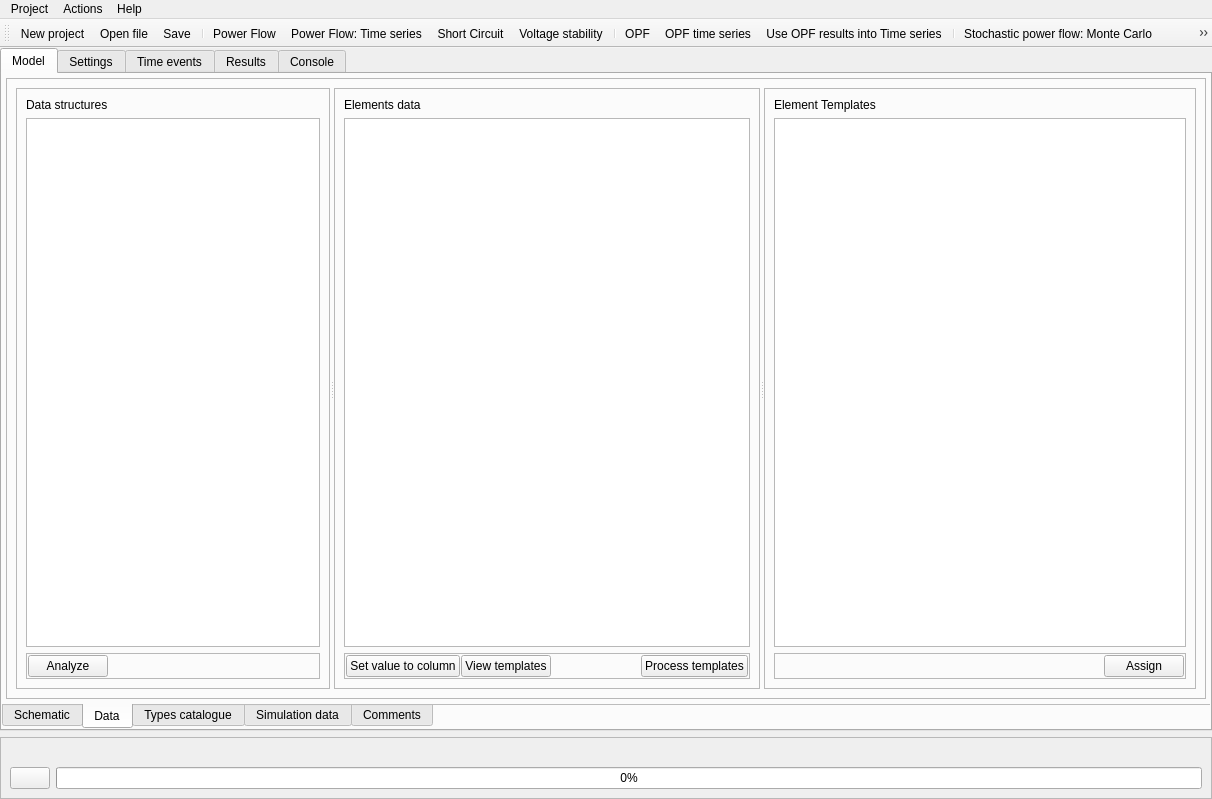
The window that src/GridCal/Gui/Main/MainWindow.ui (SanPen/GridCal) describes before a commit, drawn with Qt 5.
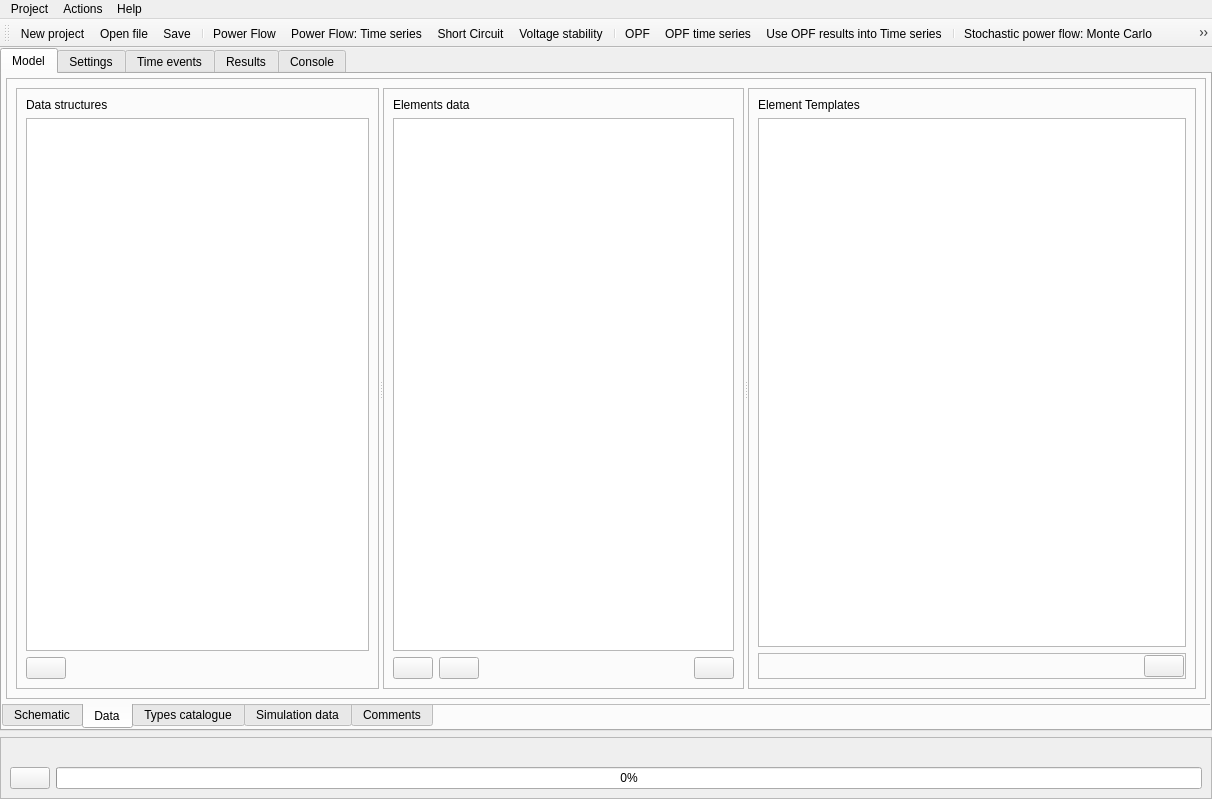
The same window after the commit. The open tabs and pages were chosen to show the change. Icons and pictures are not drawn. Custom widgets are drawn as their Qt base class.

Commit message: Fixed missing tool tips in the template devices Added incredibly useful visualization feature to the grid colouring

What changed in the file:
```diff
--- a/src/GridCal/Gui/Main/MainWindow.ui
+++ b/src/GridCal/Gui/Main/MainWindow.ui
@@ -464,45 +464,14 @@
                   <property name="frameShadow">
                    <enum>QFrame::Raised</enum>
                   </property>
-                  <layout class="QVBoxLayout" name="verticalLayout_24">
-                   <item>
-                    <widget class="QLabel" name="label_3">
-                     <property name="text">
-                      <string>Data structures</string>
-                     </property>
-                    </widget>
-                   </item>
-                   <item>
-                    <widget class="QListView" name="dataStructuresListView"/>
-                   </item>
-                   <item>
-                    <widget class="QFrame" name="frame_32">
-                     <property name="frameShape">
-                      <enum>QFrame::StyledPanel</enum>
-                     </property>
-                     <property name="frameShadow">
-                      <enum>QFrame::Raised</enum>
-                     </property>
-                     <layout class="QHBoxLayout" name="horizontalLayout_4">
-                      <property name="leftMargin">
-                       <number>1</number>
-                      </property>
-                      <property name="topMargin">
-                       <number>1</number>
-                      </property>
-                      <property name="rightMargin">
-                       <number>1</number>
-                      </property>
-                      <property name="bottomMargin">
-                       <number>1</number>
-                      </property>
-                      <item>
+                  <layout class="QGridLayout" name="gridLayout_15">
+                   <item row="2" column="0">
                        <widget class="QPushButton" name="analyze_objects_pushButton">
                         <property name="toolTip">
                          <string>Launch the grid analysis interface</string>
                         </property>
                         <property name="text">
-                         <string>Analyze</string>
+                      <string/>
                         </property>
                         <property name="icon">
                          <iconset resource="icons.qrc">
@@ -510,7 +479,7 @@
                         </property>
                        </widget>
                       </item>
-                      <item>
+                   <item row="2" column="1">
                        <spacer name="horizontalSpacer_15">
                         <property name="orientation">
                          <enum>Qt::Horizontal</enum>
@@ -523,7 +492,14 @@
                         </property>
                        </spacer>
                       </item>
-                     </layout>
+                   <item row="1" column="0" colspan="2">
+                    <widget class="QListView" name="dataStructuresListView"/>
+                   </item>
+                   <item row="0" column="0" colspan="2">
+                    <widget class="QLabel" name="label_3">
+                     <property name="text">
+                      <string>Data structures</string>
+                     </property>
                     </widget>
                    </item>
                   </layout>
@@ -545,76 +521,36 @@
                    <property name="frameShadow">
                     <enum>QFrame::Raised</enum>
                    </property>
-                   <layout class="QVBoxLayout" name="verticalLayout_35">
-                    <item>
-                     <widget class="QLabel" name="label_4">
-                      <property name="sizePolicy">
-                       <sizepolicy hsizetype="Minimum" vsizetype="Preferred">
-                        <horstretch>0</horstretch>
-                        <verstretch>0</verstretch>
-                       </sizepolicy>
-                      </property>
-                      <property name="text">
-                       <string>Elements data</string>
-                      </property>
-                     </widget>
-                    </item>
-                    <item>
-                     <widget class="QTableView" name="dataStructureTableView"/>
-                    </item>
-                    <item>
-                     <widget class="QFrame" name="frame_12">
-                      <property name="sizePolicy">
-                       <sizepolicy hsizetype="MinimumExpanding" vsizetype="Minimum">
-                        <horstretch>0</horstretch>
-                        <verstretch>0</verstretch>
-                       </sizepolicy>
-                      </property>
-                      <property name="frameShape">
-                       <enum>QFrame::StyledPanel</enum>
-                      </property>
-                      <property name="frameShadow">
-                       <enum>QFrame::Raised</enum>
-                      </property>
-                      <layout class="QHBoxLayout" name="horizontalLayout_11">
-                       <property name="spacing">
-                        <number>1</number>
-                       </property>
-                       <property name="leftMargin">
-                        <number>1</number>
-                       </property>
-                       <property name="topMargin">
-                        <number>1</number>
-                       </property>
-                       <property name="rightMargin">
-                        <number>1</number>
-                       </property>
-                       <property name="bottomMargin">
-                        <number>1</number>
-                       </property>
-                       <item>
+                   <layout class="QGridLayout" name="gridLayout_16">
+                    <item row="2" column="0">
                         <widget class="QPushButton" name="setValueToColumnButton">
-                         <property name="text">
+                      <property name="toolTip">
                           <string>Set value to column</string>
                          </property>
+                      <property name="text">
+                       <string/>
+                      </property>
                          <property name="icon">
                           <iconset resource="icons.qrc">
                            <normaloff>:/Icons/icons/copy.svg</normaloff>:/Icons/icons/copy.svg</iconset>
                          </property>
                         </widget>
                        </item>
-                       <item>
+                    <item row="2" column="1">
                         <widget class="QPushButton" name="viewTemplatesButton">
-                         <property name="text">
+                      <property name="toolTip">
                           <string>View templates</string>
                          </property>
+                      <property name="text">
+                       <string/>
+                      </property>
                          <property name="icon">
                           <iconset resource="icons.qrc">
                            <normaloff>:/Icons/icons/squares.svg</normaloff>:/Icons/icons/squares.svg</iconset>
                          </property>
                         </widget>
                        </item>
-                       <item>
+                    <item row="2" column="2">
                         <spacer name="horizontalSpacer_3">
                          <property name="orientation">
                           <enum>Qt::Horizontal</enum>
@@ -627,18 +563,34 @@
                          </property>
                         </spacer>
                        </item>
-                       <item>
+                    <item row="2" column="3">
                         <widget class="QPushButton" name="processTemplatesPushButton">
-                         <property name="text">
+                      <property name="toolTip">
                           <string>Process templates</string>
                          </property>
+                      <property name="text">
+                       <string/>
+                      </property>
                          <property name="icon">
                           <iconset resource="icons.qrc">
                            <normaloff>:/Icons/icons/gear.svg</normaloff>:/Icons/icons/gear.svg</iconset>
                          </property>
                         </widget>
                        </item>
-                      </layout>
+                    <item row="1" column="0" colspan="4">
+                     <widget class="QTableView" name="dataStructureTableView"/>
+                    </item>
+                    <item row="0" column="0" colspan="4">
+                     <widget class="QLabel" name="label_4">
+                      <property name="sizePolicy">
+                       <sizepolicy hsizetype="Minimum" vsizetype="Preferred">
+                        <horstretch>0</horstretch>
+                        <verstretch>0</verstretch>
+                       </sizepolicy>
+                      </property>
+                      <property name="text">
+                       <string>Elements data</string>
+                      </property>
                      </widget>
                     </item>
                    </layout>
@@ -698,7 +650,7 @@
                        <item>
                         <widget class="QPushButton" name="assignTemplateButton">
                          <property name="text">
-                          <string>Assign</string>
+                          <string/>
                          </property>
                          <property name="icon">
                           <iconset resource="icons.qrc">
```
Left out of the diff: 361 changed lines with no effect on the pictures. Lines whose indentation alone changed are shown as unchanged. The commit also changes 18 other files.
